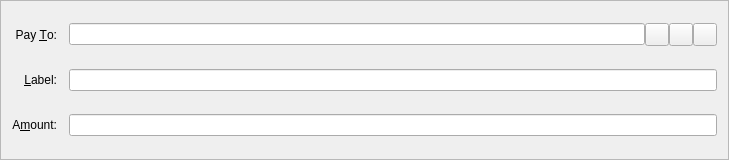
Before: the Qt Designer form src/qt/forms/sendcoinsentry.ui in vtorrent/vTorrent-Client, drawn with Qt 5.
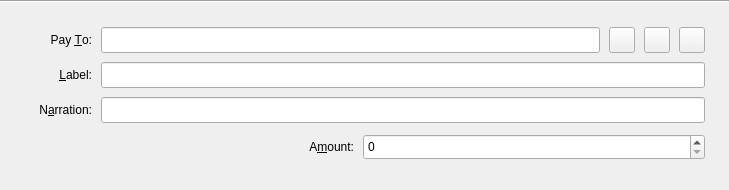
After: the same form once the commit is applied. Icons and pictures are not drawn. Custom widgets are drawn as their Qt base class.

```diff
--- a/src/qt/forms/sendcoinsentry.ui
+++ b/src/qt/forms/sendcoinsentry.ui
@@ -7,75 +7,106 @@
     <x>0</x>
     <y>0</y>
     <width>729</width>
-    <height>160</height>
+    <height>190</height>
    </rect>
   </property>
+  <property name="minimumSize">
+   <size>
+    <width>0</width>
+    <height>190</height>
+   </size>
+  </property>
+  <property name="maximumSize">
+   <size>
+    <width>16777215</width>
+    <height>190</height>
+   </size>
+  </property>
   <property name="windowTitle">
    <string>Form</string>
   </property>
-  <property name="frameShape">
-   <enum>QFrame::StyledPanel</enum>
-  </property>
-  <property name="frameShadow">
-   <enum>QFrame::Sunken</enum>
-  </property>
-  <layout class="QGridLayout" name="gridLayout">
+  <layout class="QVBoxLayout" name="verticalLayout">
    <property name="spacing">
-    <number>12</number>
+    <number>9</number>
    </property>
-   <item row="5" column="1">
-    <widget class="BitcoinAmountField" name="payAmount"/>
-   </item>
-   <item row="5" column="0">
-    <widget class="QLabel" name="label">
-     <property name="text">
-      <string>A&amp;mount:</string>
+   <property name="leftMargin">
+    <number>0</number>
+   </property>
+   <property name="topMargin">
+    <number>0</number>
+   </property>
+   <property name="rightMargin">
+    <number>0</number>
+   </property>
+   <property name="bottomMargin">
+    <number>0</number>
+   </property>
+   <item>
+    <widget class="Line" name="line">
+     <property name="orientation">
+      <enum>Qt::Horizontal</enum>
      </property>
-     <property name="alignment">
-      <set>Qt::AlignRight|Qt::AlignTrailing|Qt::AlignVCenter</set>
-     </property>
-     <property name="buddy">
-      <cstring>payAmount</cstring>
-     </property>
     </widget>
    </item>
-   <item row="4" column="1">
-    <layout class="QHBoxLayout" name="horizontalLayout_2">
-     <property name="spacing">
-      <number>0</number>
-     </property>
-     <item>
-      <widget class="QValidatedLineEdit" name="addAsLabel">
-       <property name="enabled">
-        <bool>true</bool>
-       </property>
-       <property name="toolTip">
-        <string>Enter a label for this address to add it to your address book</string>
-       </property>
-      </widget>
-     </item>
-    </layout>
-   </item>
-   <item row="4" column="0">
-    <widget class="QLabel" name="label_4">
-     <property name="text">
-      <string>&amp;Label:</string>
-     </property>
-     <property name="alignment">
-      <set>Qt::AlignRight|Qt::AlignTrailing|Qt::AlignVCenter</set>
-     </property>
-     <property name="buddy">
-      <cstring>addAsLabel</cstring>
-     </property>
-    </widget>
-   </item>
-   <item row="3" column="1">
+   <item>
     <layout class="QHBoxLayout" name="payToLayout">
      <property name="spacing">
-      <number>0</number>
+      <number>9</number>
      </property>
+     <property name="leftMargin">
+      <number>12</number>
+     </property>
+     <property name="topMargin">
+      <number>15</number>
+     </property>
+     <property name="rightMargin">
+      <number>24</number>
+     </property>
+     <item>
+      <widget class="QFrame" name="frame">
+       <property name="minimumSize">
+        <size>
+         <width>80</width>
+         <height>0</height>
+        </size>
+       </property>
+       <layout class="QHBoxLayout" name="horizontalLayout">
+        <property name="leftMargin">
+         <number>0</number>
+        </property>
+        <property name="topMargin">
+         <number>0</number>
+        </property>
+        <property name="rightMargin">
+         <number>0</number>
+        </property>
+        <property name="bottomMargin">
+         <number>0</number>
+        </property>
+        <item>
+         <widget class="QLabel" name="label_2">
+          <property name="text">
+           <string>Pay &amp;To:</string>
+          </property>
+          <property name="alignment">
+           <set>Qt::AlignRight|Qt::AlignTrailing|Qt::AlignVCenter</set>
+          </property>
+          <property name="buddy">
+           <cstring>payTo</cstring>
+          </property>
+         </widget>
+        </item>
+       </layout>
+      </widget>
+     </item>
      <item>
       <widget class="QValidatedLineEdit" name="payTo">
+       <property name="minimumSize">
+        <size>
+         <width>0</width>
+         <height>26</height>
+        </size>
+       </property>
        <property name="toolTip">
         <string>&lt;html&gt;&lt;head/&gt;&lt;body&gt;&lt;p&gt;The address to send the payment to  (e.g. xr195bSqFVynCrbjJaudHeYNASqHkD9RLfHhHNtenbd3c4KKF5MDz1VpoHcZDdUiAYiMbg4JYnSkNKtC51vqRLU1zYvCbMGxk5cU9u)&lt;/p&gt;&lt;/body&gt;&lt;/html&gt;</string>
        </property>
@@ -86,6 +117,18 @@
      </item>
      <item>
       <widget class="QToolButton" name="addressBookButton">
+       <property name="minimumSize">
+        <size>
+         <width>26</width>
+         <height>26</height>
+        </size>
+       </property>
+       <property name="maximumSize">
+        <size>
+         <width>26</width>
+         <height>26</height>
+        </size>
+       </property>
        <property name="toolTip">
         <string>Choose address from address book</string>
        </property>
@@ -103,6 +146,18 @@
      </item>
      <item>
       <widget class="QToolButton" name="pasteButton">
+       <property name="minimumSize">
+        <size>
+         <width>26</width>
+         <height>26</height>
+        </size>
+       </property>
+       <property name="maximumSize">
+        <size>
+         <width>26</width>
+         <height>26</height>
+        </size>
+       </property>
        <property name="toolTip">
         <string>Paste address from clipboard</string>
        </property>
@@ -120,6 +175,18 @@
      </item>
      <item>
       <widget class="QToolButton" name="deleteButton">
+       <property name="minimumSize">
+        <size>
+         <width>26</width>
+         <height>26</height>
+        </size>
+       </property>
+       <property name="maximumSize">
+        <size>
+         <width>26</width>
+         <height>26</height>
+        </size>
+       </property>
        <property name="toolTip">
         <string>Remove this recipient</string>
        </property>
@@ -134,33 +201,239 @@
      </item>
     </layout>
    </item>
-   <item row="3" column="0">
-    <widget class="QLabel" name="label_2">
-     <property name="text">
-      <string>Pay &amp;To:</string>
+   <item>
+    <layout class="QHBoxLayout" name="horizontalLayout_2">
+     <property name="spacing">
+      <number>9</number>
      </property>
-     <property name="alignment">
-      <set>Qt::AlignRight|Qt::AlignTrailing|Qt::AlignVCenter</set>
+     <property name="leftMargin">
+      <number>12</number>
      </property>
-     <property name="buddy">
-      <cstring>payTo</cstring>
+     <property name="rightMargin">
+      <number>24</number>
      </property>
+     <item>
+      <widget class="QFrame" name="frame_2">
+       <property name="minimumSize">
+        <size>
+         <width>80</width>
+         <height>0</height>
+        </size>
+       </property>
+       <layout class="QHBoxLayout" name="horizontalLayout_3">
+        <property name="leftMargin">
+         <number>0</number>
+        </property>
+        <property name="topMargin">
+         <number>0</number>
+        </property>
+        <property name="rightMargin">
+         <number>0</number>
+        </property>
+        <property name="bottomMargin">
+         <number>0</number>
+        </property>
+        <item>
+         <widget class="QLabel" name="label_4">
+          <property name="text">
+           <string>&amp;Label:</string>
+          </property>
+          <property name="alignment">
+           <set>Qt::AlignRight|Qt::AlignTrailing|Qt::AlignVCenter</set>
+          </property>
+          <property name="buddy">
+           <cstring>addAsLabel</cstring>
+          </property>
+         </widget>
+        </item>
+       </layout>
+      </widget>
+     </item>
+     <item>
+      <widget class="QValidatedLineEdit" name="addAsLabel">
+       <property name="enabled">
+        <bool>true</bool>
+       </property>
+       <property name="minimumSize">
+        <size>
+         <width>0</width>
+         <height>26</height>
+        </size>
+       </property>
+       <property name="toolTip">
+        <string>Enter a label for this address to add it to your address book</string>
+       </property>
+      </widget>
+     </item>
+    </layout>
+   </item>
+   <item>
+    <layout class="QHBoxLayout" name="horizontalLayout_6">
+     <property name="spacing">
+      <number>9</number>
+     </property>
+     <property name="leftMargin">
+      <number>12</number>
+     </property>
+     <property name="rightMargin">
+      <number>24</number>
+     </property>
+     <item>
+      <widget class="QFrame" name="frame_4">
+       <property name="minimumSize">
+        <size>
+         <width>80</width>
+         <height>0</height>
+        </size>
+       </property>
+       <layout class="QHBoxLayout" name="horizontalLayout_7">
+        <property name="leftMargin">
+         <number>0</number>
+        </property>
+        <property name="topMargin">
+         <number>0</number>
+        </property>
+        <property name="rightMargin">
+         <number>0</number>
+        </property>
+        <property name="bottomMargin">
+         <number>0</number>
+        </property>
+        <item>
+         <widget class="QLabel" name="label_3">
+          <property name="text">
+           <string>N&amp;arration:</string>
+          </property>
+          <property name="alignment">
+           <set>Qt::AlignRight|Qt::AlignTrailing|Qt::AlignVCenter</set>
+          </property>
+          <property name="buddy">
+           <cstring>narration</cstring>
+          </property>
+         </widget>
+        </item>
+       </layout>
+      </widget>
+     </item>
+     <item>
+      <widget class="QValidatedLineEdit" name="narration">
+       <property name="enabled">
+        <bool>true</bool>
+       </property>
+       <property name="minimumSize">
+        <size>
+         <width>0</width>
+         <height>26</height>
+        </size>
+       </property>
+       <property name="toolTip">
+        <string>Enter a short note to send with payment (max 24 characters)</string>
+       </property>
+      </widget>
+     </item>
+    </layout>
+   </item>
+   <item>
+    <widget class="QFrame" name="frame_5">
+     <property name="minimumSize">
+      <size>
+       <width>0</width>
+       <height>54</height>
+      </size>
+     </property>
+     <property name="maximumSize">
+      <size>
+       <width>16777215</width>
+       <height>54</height>
+      </size>
+     </property>
+     <layout class="QVBoxLayout" name="verticalLayout_2">
+      <property name="spacing">
+       <number>0</number>
+      </property>
+      <property name="leftMargin">
+       <number>12</number>
+      </property>
+      <property name="topMargin">
+       <number>0</number>
+      </property>
+      <property name="rightMargin">
+       <number>24</number>
+      </property>
+      <property name="bottomMargin">
+       <number>24</number>
+      </property>
+      <item>
+       <layout class="QHBoxLayout" name="horizontalLayout_5">
+        <property name="spacing">
+         <number>9</number>
+        </property>
+        <item>
+         <widget class="QFrame" name="frame_3">
+          <property name="minimumSize">
+           <size>
+            <width>80</width>
+            <height>0</height>
+           </size>
+          </property>
+          <layout class="QHBoxLayout" name="horizontalLayout_4">
+           <property name="leftMargin">
+            <number>0</number>
+           </property>
+           <property name="topMargin">
+            <number>0</number>
+           </property>
+           <property name="rightMargin">
+            <number>0</number>
+           </property>
+           <property name="bottomMargin">
+            <number>0</number>
+           </property>
+           <item>
+            <widget class="QLabel" name="label">
+             <property name="text">
+              <string>A&amp;mount:</string>
+             </property>
+             <property name="alignment">
+              <set>Qt::AlignRight|Qt::AlignTrailing|Qt::AlignVCenter</set>
+             </property>
+             <property name="buddy">
+              <cstring>payAmount</cstring>
+             </property>
+            </widget>
+           </item>
+          </layout>
+         </widget>
+        </item>
+        <item>
+         <widget class="BitcoinAmountField" name="payAmount">
+          <property name="minimumSize">
+           <size>
+            <width>0</width>
+            <height>26</height>
+           </size>
+          </property>
+         </widget>
+        </item>
+       </layout>
+      </item>
+     </layout>
     </widget>
    </item>
   </layout>
  </widget>
  <customwidgets>
-  <customwidget>
-   <class>QValidatedLineEdit</class>
-   <extends>QLineEdit</extends>
-   <header>qvalidatedlineedit.h</header>
-  </customwidget>
   <customwidget>
    <class>BitcoinAmountField</class>
-   <extends>QLineEdit</extends>
+   <extends>QSpinBox</extends>
    <header>bitcoinamountfield.h</header>
    <container>1</container>
   </customwidget>
+  <customwidget>
+   <class>QValidatedLineEdit</class>
+   <extends>QLineEdit</extends>
+   <header>qvalidatedlineedit.h</header>
+  </customwidget>
  </customwidgets>
  <resources>
   <include location="../bitcoin.qrc"/>
```
Left out of the diff: 2 changed lines with no effect on the pictures.
